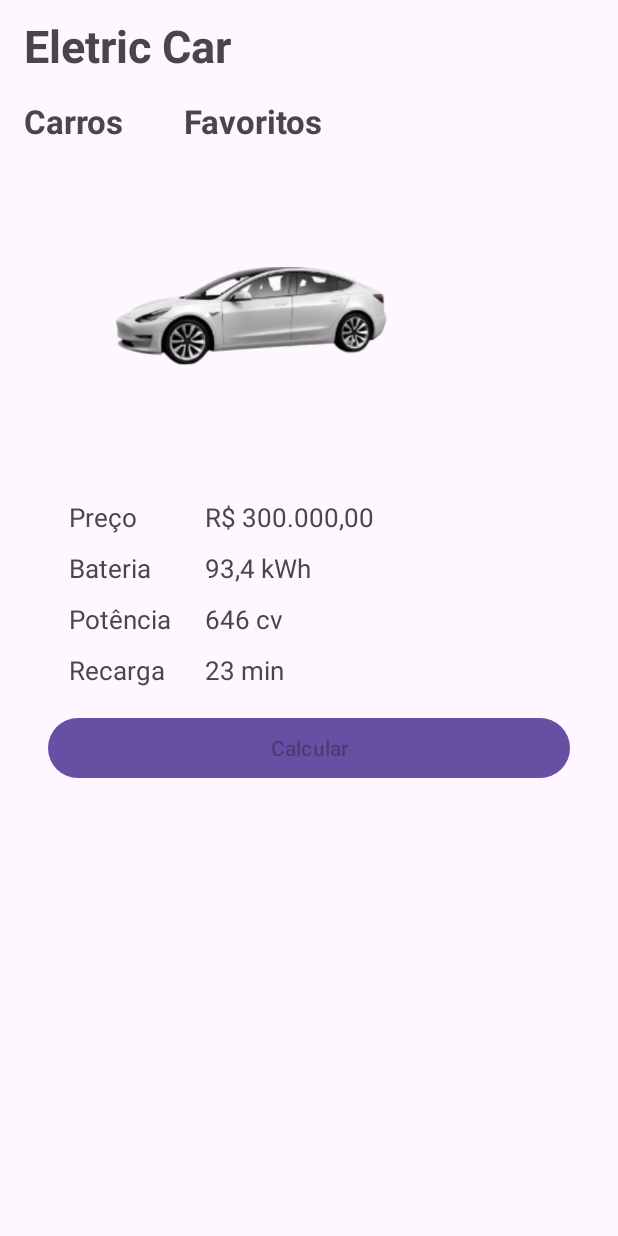
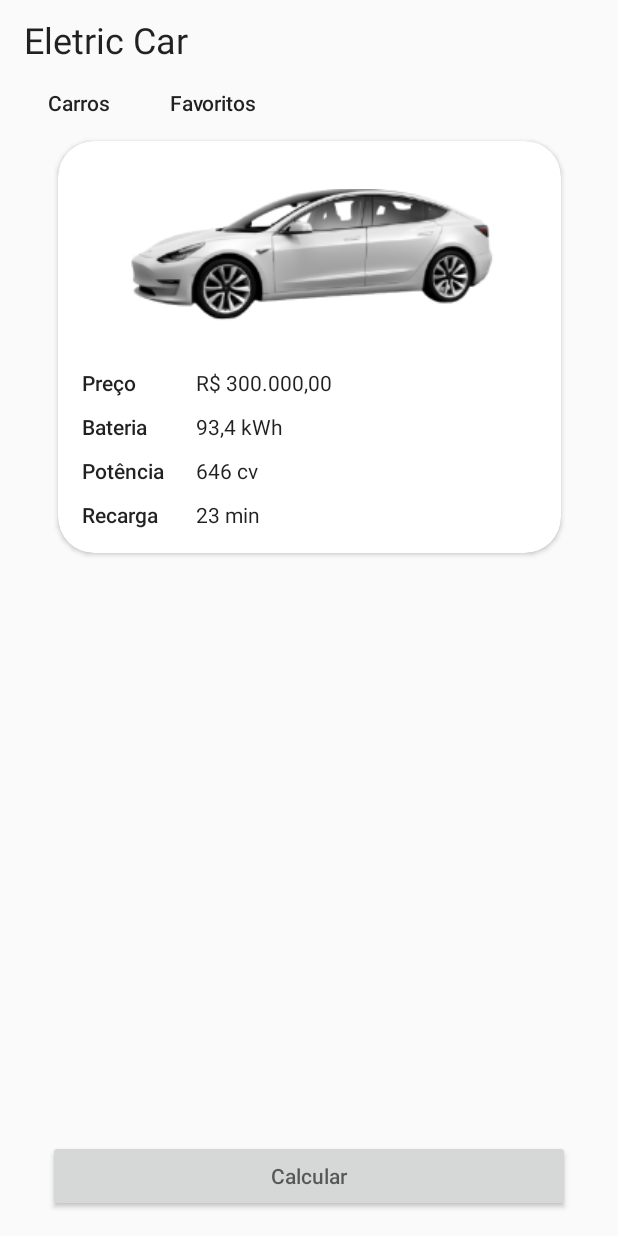
Before and after one commit to RafaelSantos0322/eletric_car, an Android app: the screen it shows after launch (MainActivity), on a phone screen of 412 x 824 dp. Run offline under Robolectric (Android 15) with nearby library versions, the phone set to English and light mode, and no system bars.

Commit message:
Atualizando Layout, adicionando o card

```diff
--- a/app/src/main/AndroidManifest.xml
+++ b/app/src/main/AndroidManifest.xml
@@ -14,7 +14,8 @@
         tools:targetApi="31">
         <activity
             android:name=".MainActivity"
-            android:exported="true">
+            android:exported="true"
+            android:theme="@style/Theme.AppCompat.Light.NoActionBar">
             <intent-filter>
                 <action android:name="android.intent.action.MAIN" />
 
@@ -23,7 +24,8 @@
         </activity>
 
         <activity
-            android:name=".CalcularAutonomiaActivity" >
+            android:name=".CalcularAutonomiaActivity"
+            android:theme="@style/Theme.AppCompat.Light.NoActionBar">
 
         </activity>
     </application>
--- /dev/null
+++ b/app/src/main/res/drawable/ic_close.xml
@@ -0,0 +1,5 @@
+<vector android:height="24dp" android:tint="#000000"
+    android:viewportHeight="24" android:viewportWidth="24"
+    android:width="24dp" xmlns:android="http://schemas.android.com/apk/res/android">
+    <path android:fillColor="@android:color/white" android:pathData="M19,6.41L17.59,5 12,10.59 6.41,5 5,6.41 10.59,12 5,17.59 6.41,19 12,13.41 17.59,19 19,17.59 13.41,12z"/>
+</vector>
--- a/app/src/main/res/layout/activity_main.xml
+++ b/app/src/main/res/layout/activity_main.xml
@@ -7,12 +7,13 @@
     android:layout_height="match_parent"
     android:layout_width="match_parent">
 
+
+
     <TextView
         android:id="@+id/tv_titulo"
         android:layout_width="wrap_content"
         android:layout_height="wrap_content"
-        android:textSize="30sp"
-        android:textStyle="bold"
+        style="@style/TextAppearance.MaterialComponents.Headline5"
         android:text="@string/eletric_car"
         android:layout_marginTop="10dp"
         app:layout_constraintTop_toTopOf="parent"
@@ -22,133 +23,161 @@
         android:layout_width="wrap_content"
         android:layout_height="wrap_content"
         android:text="@string/carros"
-        android:layout_marginTop="15dp"
+        android:layout_marginTop="16dp"
         app:layout_constraintLeft_toLeftOf="parent"
+        android:layout_marginLeft="16dp"
         app:layout_constraintTop_toBottomOf="@id/tv_titulo"
-        android:textSize="22sp"
-        android:textStyle="bold" />
+        style="@style/TextAppearance.AppCompat.Body2" />
 
     <TextView
         android:id="@+id/tv_tap_favoritos"
         android:layout_width="wrap_content"
         android:layout_height="wrap_content"
         android:layout_marginStart="40dp"
-        android:layout_marginTop="15dp"
+        android:layout_marginTop="16dp"
         android:text="@string/favoritos"
-        android:textSize="22sp"
-        android:textStyle="bold"
+        style="@style/TextAppearance.AppCompat.Body2"
         app:layout_constraintLeft_toRightOf="@id/tv_tap_carros"
         app:layout_constraintTop_toBottomOf="@id/tv_titulo" />
 
+    <androidx.cardview.widget.CardView
+        android:id="@+id/cv_card"
+        android:layout_width="wrap_content"
+        android:layout_height="wrap_content"
+        android:layout_marginTop="16dp"
+        app:cardCornerRadius="24dp"
+        app:layout_constraintEnd_toEndOf="parent"
+        app:layout_constraintStart_toStartOf="parent"
+        app:layout_constraintTop_toBottomOf="@id/tv_tap_favoritos"
+
+
+        >
+
+
+        <androidx.constraintlayout.widget.ConstraintLayout
+            android:id="@+id/cl_card_content"
+            android:layout_width="match_parent"
+            android:layout_height="wrap_content"
+            android:paddingTop="16dp"
+            android:paddingBottom="16dp"
+            >
+
             <ImageView
                 android:id="@+id/iv_imageCar"
-        android:layout_width="250dp"
-        android:layout_height="207dp"
-        android:layout_marginStart="25dp"
-        android:layout_marginTop="20dp"
+                android:layout_width="wrap_content"
+                android:layout_height="wrap_content"
                 android:contentDescription="@string/imagecar"
-        android:padding="-10dp"
                 android:src="@drawable/eletric_car"
-        app:layout_constraintLeft_toLeftOf="@id/tv_titulo"
-        app:layout_constraintTop_toBottomOf="@id/tv_tap_carros" />
+                app:layout_constraintEnd_toEndOf="parent"
+                app:layout_constraintHorizontal_bias="1.0"
+                app:layout_constraintStart_toStartOf="parent"
+                app:layout_constraintTop_toTopOf="parent"
+                android:paddingTop="16dp"
+                />
 
             <TextView
                 android:id="@+id/tv_preco"
+                style="@style/TextAppearance.AppCompat.Body2"
                 android:layout_width="wrap_content"
                 android:layout_height="wrap_content"
+                android:layout_marginStart="16dp"
+                android:layout_marginTop="10dp"
                 android:text="@string/preco"
-        android:layout_marginTop="10dp"
-        app:layout_constraintTop_toBottomOf="@id/iv_imageCar"
                 app:layout_constraintLeft_toLeftOf="parent"
-        android:layout_marginStart="30dp"
-        android:textSize="17sp"/>
+                app:layout_constraintTop_toBottomOf="@id/iv_imageCar" />
 
             <TextView
                 android:id="@+id/tv_ValorPreco"
+                style="@style/TextAppearance.AppCompat.Body1"
                 android:layout_width="wrap_content"
                 android:layout_height="wrap_content"
+                android:layout_marginStart="40dp"
                 android:layout_marginTop="10dp"
                 android:text="@string/r_300_000_00"
-        app:layout_constraintTop_toBottomOf="@id/iv_imageCar"
                 app:layout_constraintLeft_toRightOf="@id/tv_preco"
-        android:layout_marginStart="45dp"
-        android:textSize="17sp"/>
+                app:layout_constraintTop_toBottomOf="@id/iv_imageCar" />
 
             <TextView
                 android:id="@+id/tv_bateria"
+                style="@style/TextAppearance.AppCompat.Body2"
                 android:layout_width="wrap_content"
                 android:layout_height="wrap_content"
+                android:layout_marginStart="16dp"
+                android:layout_marginTop="10dp"
                 android:text="@string/bateria"
-        android:layout_marginTop="10dp"
-        app:layout_constraintTop_toBottomOf="@id/tv_preco"
                 app:layout_constraintLeft_toLeftOf="parent"
-        android:layout_marginStart="30dp"
-        android:textSize="17sp"/>
+                app:layout_constraintTop_toBottomOf="@id/tv_preco" />
 
             <TextView
                 android:id="@+id/tv_CapacidadeBateria"
+                style="@style/TextAppearance.AppCompat.Body1"
                 android:layout_width="wrap_content"
                 android:layout_height="wrap_content"
+                android:layout_marginStart="40dp"
+                android:layout_marginTop="10dp"
                 android:text="@string/kWh"
-        app:layout_constraintTop_toBottomOf="@id/tv_ValorPreco"
                 app:layout_constraintLeft_toRightOf="@id/tv_preco"
-        android:layout_marginStart="45dp"
-        android:layout_marginTop="10dp"
-        android:textSize="17sp"/>
+                app:layout_constraintTop_toBottomOf="@id/tv_ValorPreco" />
 
 
             <TextView
                 android:id="@+id/tv_potencia"
+                style="@style/TextAppearance.AppCompat.Body2"
                 android:layout_width="wrap_content"
                 android:layout_height="wrap_content"
+                android:layout_marginStart="16dp"
+                android:layout_marginTop="10dp"
                 android:text="@string/potencia"
-        android:layout_marginTop="10dp"
-        app:layout_constraintTop_toBottomOf="@id/tv_bateria"
                 app:layout_constraintLeft_toLeftOf="parent"
-        android:layout_marginStart="30dp"
-        android:textSize="17sp"/>
+                app:layout_constraintTop_toBottomOf="@id/tv_bateria" />
 
             <TextView
                 android:id="@+id/tv_CavalosPotencia"
+                style="@style/TextAppearance.AppCompat.Body1"
                 android:layout_width="wrap_content"
                 android:layout_height="wrap_content"
+                android:layout_marginStart="40dp"
+                android:layout_marginTop="10dp"
                 android:text="@string/cv"
-        android:layout_marginTop="10dp"
-        app:layout_constraintTop_toBottomOf="@id/tv_CapacidadeBateria"
                 app:layout_constraintLeft_toRightOf="@id/tv_preco"
-        android:layout_marginStart="45dp"
-        android:textSize="17sp"/>
+                app:layout_constraintTop_toBottomOf="@id/tv_CapacidadeBateria" />
 
             <TextView
                 android:id="@+id/tv_recarga"
+                style="@style/TextAppearance.AppCompat.Body2"
                 android:layout_width="wrap_content"
                 android:layout_height="wrap_content"
+                android:layout_marginStart="16dp"
+                android:layout_marginTop="10dp"
                 android:text="@string/recarga"
-        android:layout_marginTop="10dp"
-        app:layout_constraintTop_toBottomOf="@id/tv_potencia"
                 app:layout_constraintLeft_toLeftOf="parent"
-        android:layout_marginStart="30dp"
-        android:textSize="17sp"/>
+                app:layout_constraintTop_toBottomOf="@id/tv_potencia" />
 
             <TextView
                 android:id="@+id/tv_TempoRecarga"
+                style="@style/TextAppearance.AppCompat.Body1"
                 android:layout_width="wrap_content"
                 android:layout_height="wrap_content"
+                android:layout_marginStart="40dp"
+                android:layout_marginTop="10dp"
                 android:text="@string/min"
-        android:layout_marginTop="10dp"
-        app:layout_constraintTop_toBottomOf="@id/tv_CavalosPotencia"
                 app:layout_constraintLeft_toRightOf="@id/tv_preco"
-        android:layout_marginStart="45dp"
-        android:textSize="17sp"/>
+                app:layout_constraintTop_toBottomOf="@id/tv_CavalosPotencia" />
+
+
+        </androidx.constraintlayout.widget.ConstraintLayout>
+
+    </androidx.cardview.widget.CardView>
+
     <Button
         android:id="@+id/btn_calcular"
         android:layout_width="0dp"
         android:layout_height="wrap_content"
         android:layout_margin="16dp"
         android:hint="@string/calcular"
+        app:layout_constraintBottom_toBottomOf="parent"
         app:layout_constraintEnd_toEndOf="parent"
-        app:layout_constraintStart_toStartOf="parent"
-        app:layout_constraintTop_toBottomOf="@id/tv_TempoRecarga"/>
+        app:layout_constraintStart_toStartOf="parent"/>
 
 
 
--- a/app/src/main/res/values/strings.xml
+++ b/app/src/main/res/values/strings.xml
@@ -15,5 +15,5 @@
     <string name="preco_kwh">Preço kWh</string>
     <string name="capacidade_bateria">Capacidade da Bateria</string>
     <string name="calcular">Calcular</string>
-    <string name="custo_por_recarga">Custo Por Recarga Completa</string>
+    <string name="custo_por_recarga">Recarga Completa</string>
 </resources>
```
Also changed, not shown: app/src/main/java/com/rafaelsantos0322/eletriccar/CalcularAutonomiaActivity.kt (+18 -6 lines), app/src/main/res/layout/activity_calcular_autonomia.xml (+31 -18 lines). Lines whose indentation alone changed are shown as unchanged.
